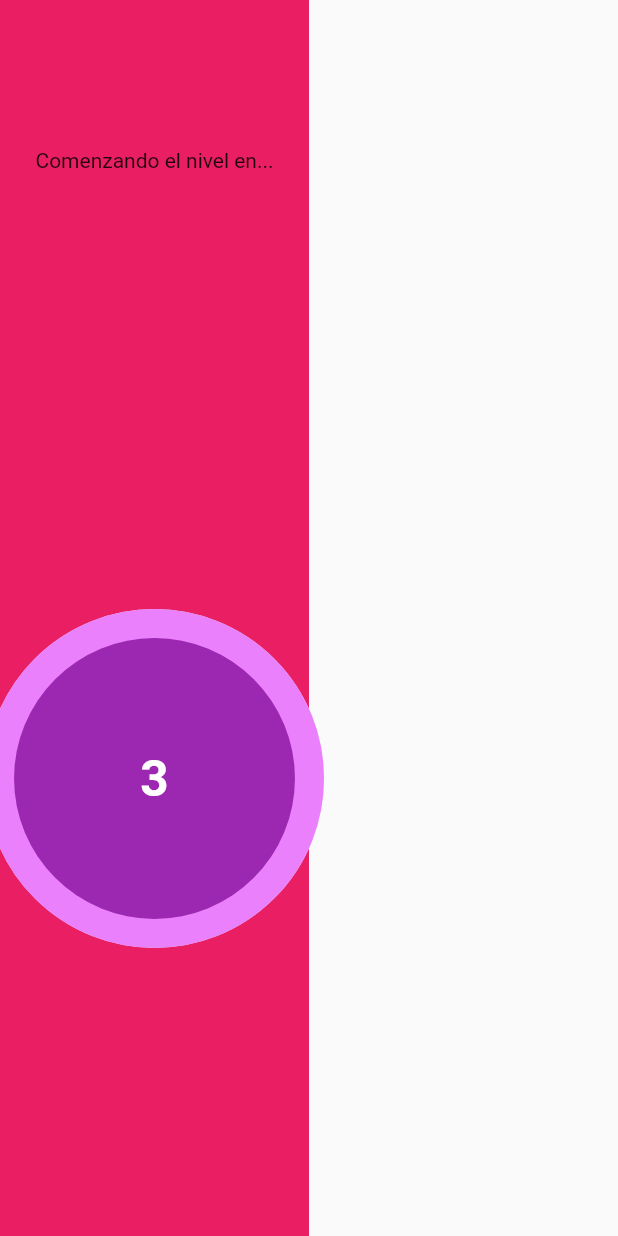
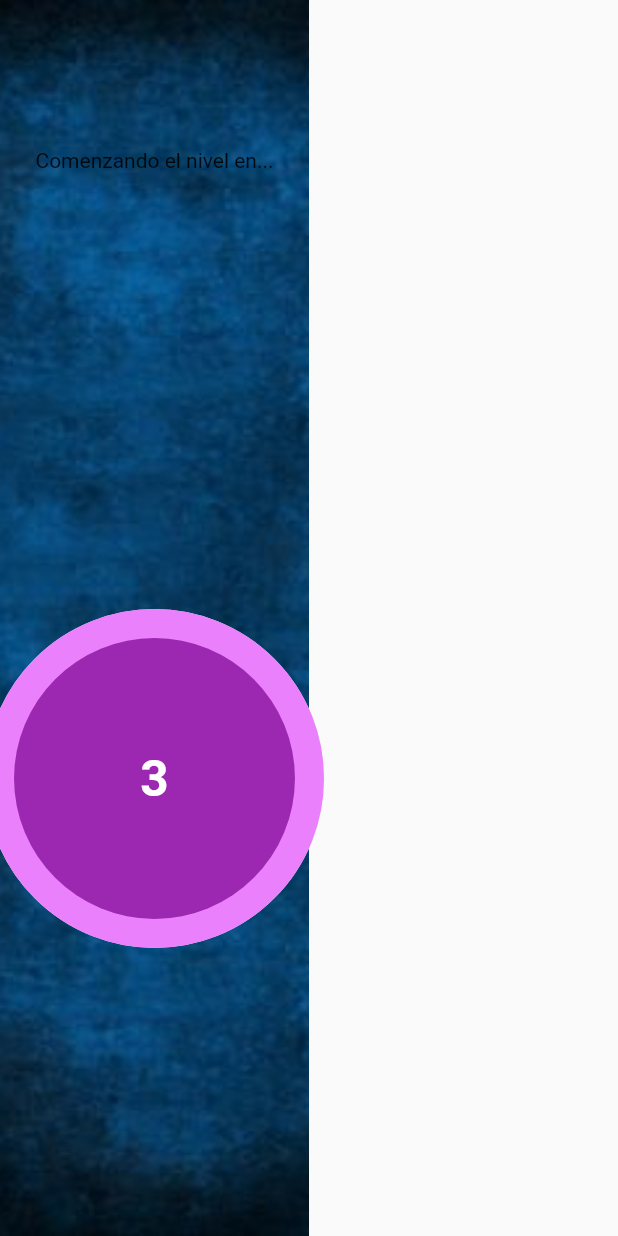
Before and after one commit to Root-101/citmatel_strawberry_trivia, a Flutter app: the SubLevelBackground widget shown alone on an empty page, opened directly with empty values, on a phone screen of 412 x 824 dp. Run offline on Flutter 3.47's test engine with Material 2 defaults, Android fonts, the phone set to English and light mode, and no system bars; drawn by our look-alikes of circular_countdown_timer; our stand-ins replace flutter_countdown_timer, flutter_svg, get, im_stepper, liquid_progress_indicator, page_view_indicators; missing offline and left inert: clean_core.

Commit message:
SubLevelBackground: +DecorationImage(real background)

```diff
--- a/lib/src/ui/f_widget/level/sublevel_background.dart
+++ b/lib/src/ui/f_widget/level/sublevel_background.dart
@@ -17,6 +17,7 @@ class _SubLevelBackgroundState extends State<SubLevelBackground> {
 
   @override
   void initState() {
+    super.initState();
     setState(
       () {
         _animatedWidget = SubLevelStartContdown(
@@ -24,7 +25,7 @@ class _SubLevelBackgroundState extends State<SubLevelBackground> {
             //really start the level
             setState(() {
               _animatedWidget =
-                  TriviaLevelScreen(subLevelDomain: widget.subLevelDomain);
+                  SubLevelScreen(subLevelDomain: widget.subLevelDomain);
             });
           },
         );
@@ -35,14 +36,18 @@ class _SubLevelBackgroundState extends State<SubLevelBackground> {
   @override
   Widget build(BuildContext context) {
     return Container(
-      decoration: BoxDecoration(
-        //TODO: background de verdad del subnivel, aqui va la foto de fondo
-        color: Colors.pink,
+      decoration: new BoxDecoration(
+        color: Colors.transparent, //pa si por si acaso
+        image: new DecorationImage(
+          //TODO: @Aidyl98 genial el uso de la imagen de fondo en el container, asi nos quitamos usar el stack para background de imagen, GENIAL!!!!
+          image: new AssetImage("assets/icons/background.jpg"),
+          fit: BoxFit.cover,
+        ),
       ),
       child: AnimatedSwitcher(
         duration: const Duration(milliseconds: 500),
         transitionBuilder: (Widget child, Animation<double> animation) {
-          /*return RotationTransition(
+          /*return RotationTransition(//TODO: @Aidyl98 elige que transición te gusta mas
             turns: animation,
             child: child,
           );*/
```
